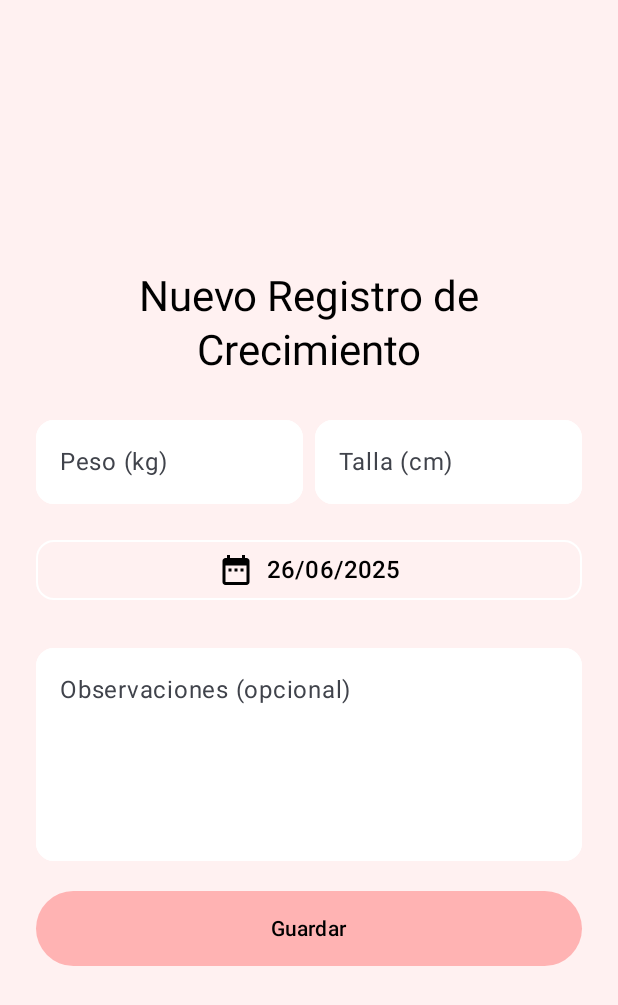
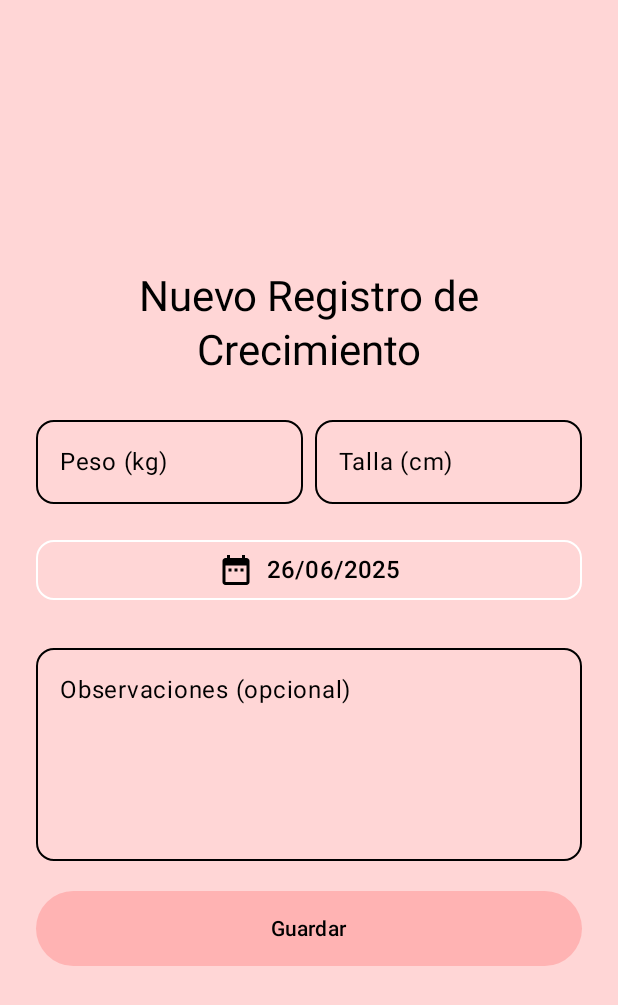
Before and after one commit to ErwingHernandez/aplicaciondecuidadodeninos, an Android app built with Jetpack Compose: the @Preview function PreviewAgregarControlCrecimientoScreen, on a phone screen of 412 x 824 dp. Shown: the top 1005 px of the screen. Run offline under Robolectric (Android 15) with nearby library versions, the phone set to English and light mode, and no system bars.

Commit message:
arreglando estilos

```diff
--- a/app/src/main/java/com/example/aplicaciondecuidadodenios/pantallas/FormularioControlCrecimientoScreen.kt
+++ b/app/src/main/java/com/example/aplicaciondecuidadodenios/pantallas/FormularioControlCrecimientoScreen.kt
@@ -65,10 +65,14 @@ fun AgregarControlCrecimientoScreen(
         fechaRegistroBackend = today.format(formatterBackend)
     }
 
+    Box( modifier = Modifier
+        .fillMaxSize()
+        .background(Color(0xFFFFD6D6))
+    ){
         Column(
             modifier = Modifier
                 .fillMaxSize()
-            .background(Color(0xFFFFF1F1))
+
                 .padding(24.dp),
             verticalArrangement = Arrangement.Center,
             horizontalAlignment = Alignment.CenterHorizontally
@@ -88,13 +92,14 @@ fun AgregarControlCrecimientoScreen(
                     label = { Text("Peso (kg)") },
                     keyboardOptions = KeyboardOptions(keyboardType = KeyboardType.Number),
                     modifier = Modifier.weight(1f),
-                colors = OutlinedTextFieldDefaults.colors(
-                    focusedContainerColor = Color.White,
-                    unfocusedContainerColor = Color.White,
-                    disabledContainerColor = Color.White,
-                    focusedBorderColor = Color.White,
-                    unfocusedBorderColor = Color.White,
-                    disabledBorderColor = Color.White
+                    colors = TextFieldDefaults.outlinedTextFieldColors(
+                        focusedBorderColor = MaterialTheme.colorScheme.primary,
+                        focusedLabelColor = MaterialTheme.colorScheme.primary,
+                        focusedTextColor = Color.Black,
+                        unfocusedTextColor = Color.Black,
+
+                        unfocusedBorderColor = Color.Black,
+                        unfocusedLabelColor = Color.Black,
                     ),
                     shape = RoundedCornerShape(12.dp)
                 )
@@ -110,13 +115,14 @@ fun AgregarControlCrecimientoScreen(
                     label = { Text("Talla (cm)") },
                     keyboardOptions = KeyboardOptions(keyboardType = KeyboardType.Number),
                     modifier = Modifier.weight(1f),
-                colors = OutlinedTextFieldDefaults.colors(
-                    focusedContainerColor = Color.White,
-                    unfocusedContainerColor = Color.White,
-                    disabledContainerColor = Color.White,
-                    focusedBorderColor = Color.White,
-                    unfocusedBorderColor = Color.White,
-                    disabledBorderColor = Color.White
+                    colors = TextFieldDefaults.outlinedTextFieldColors(
+                        focusedBorderColor = MaterialTheme.colorScheme.primary,
+                        focusedLabelColor = MaterialTheme.colorScheme.primary,
+                        focusedTextColor = Color.Black,
+                        unfocusedTextColor = Color.Black,
+
+                        unfocusedBorderColor = Color.Black,
+                        unfocusedLabelColor = Color.Black,
                     ),
                     shape = RoundedCornerShape(12.dp)
                 )
@@ -195,13 +201,14 @@ fun AgregarControlCrecimientoScreen(
                     .height(150.dp),
                 maxLines = 5,
                 singleLine = false,
-            colors = OutlinedTextFieldDefaults.colors(
-                focusedContainerColor = Color.White,
-                unfocusedContainerColor = Color.White,
-                disabledContainerColor = Color.White,
-                focusedBorderColor = Color.White,
-                unfocusedBorderColor = Color.White,
-                disabledBorderColor = Color.White
+                colors = TextFieldDefaults.outlinedTextFieldColors(
+                    focusedBorderColor = MaterialTheme.colorScheme.primary,
+                    focusedLabelColor = MaterialTheme.colorScheme.primary,
+                    focusedTextColor = Color.Black,
+                    unfocusedTextColor = Color.Black,
+
+                    unfocusedBorderColor = Color.Black,
+                    unfocusedLabelColor = Color.Black,
                 ),
                 shape = RoundedCornerShape(12.dp)
             )
@@ -282,6 +289,9 @@ fun AgregarControlCrecimientoScreen(
         }
     }
 
+
+}
+
 // Cálculo de edad en meses desde fecha de nacimiento
 
 @RequiresApi(Build.VERSION_CODES.O)
```
Also changed, not shown: app/src/main/java/com/example/aplicaciondecuidadodenios/pantallas/ControlCrecimientoScreen.kt (+11 -1 lines), app/src/main/java/com/example/aplicaciondecuidadodenios/pantallas/RecomendacionesScreen.kt (+10 -0 lines), app/src/main/java/com/example/aplicaciondecuidadodenios/pantallas/RegistrarNinoScreen.kt (+76 -57 lines). Lines whose indentation alone changed are shown as unchanged.
